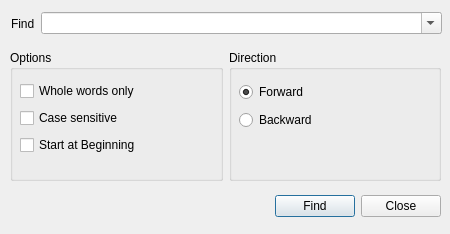
Old version of the form finddialog.ui in the repository orao/texmaker.
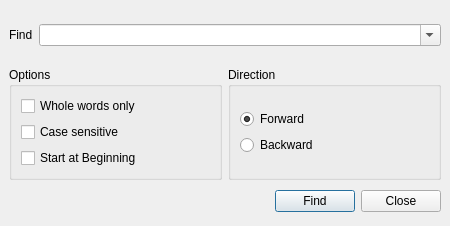
New version of the form.

The edit to the form file:
```diff
--- a/finddialog.ui
+++ b/finddialog.ui
@@ -9,31 +9,20 @@
     <x>0</x>
     <y>0</y>
     <width>450</width>
-    <height>234</height>
+    <height>226</height>
    </rect>
   </property>
   <property name="windowTitle" >
    <string>Find Text</string>
   </property>
-  <widget class="QWidget" name="widget" >
-   <property name="geometry" >
-    <rect>
-     <x>10</x>
-     <y>60</y>
-     <width>401</width>
-     <height>161</height>
-    </rect>
+  <layout class="QGridLayout" >
+   <property name="margin" >
+    <number>9</number>
    </property>
-  </widget>
-  <widget class="QWidget" name="layoutWidget_2" >
-   <property name="geometry" >
-    <rect>
-     <x>10</x>
-     <y>50</y>
-     <width>431</width>
-     <height>131</height>
-    </rect>
+   <property name="spacing" >
+    <number>6</number>
    </property>
+   <item row="1" column="0" >
    <layout class="QHBoxLayout" >
     <property name="margin" >
      <number>0</number>
@@ -46,15 +35,14 @@
       <property name="title" >
        <string>Options</string>
       </property>
-      <widget class="QWidget" name="layoutWidget_3" >
-       <property name="geometry" >
-        <rect>
-         <x>10</x>
-         <y>30</y>
-         <width>191</width>
-         <height>77</height>
-        </rect>
-       </property>
+       <layout class="QGridLayout" >
+        <property name="margin" >
+         <number>9</number>
+        </property>
+        <property name="spacing" >
+         <number>6</number>
+        </property>
+        <item row="0" column="0" >
        <layout class="QVBoxLayout" >
         <property name="margin" >
          <number>0</number>
@@ -84,7 +72,8 @@
          </widget>
         </item>
        </layout>
-      </widget>
+        </item>
+       </layout>
      </widget>
     </item>
     <item>
@@ -92,15 +81,14 @@
       <property name="title" >
        <string>Direction</string>
       </property>
-      <widget class="QWidget" name="layoutWidget_4" >
-       <property name="geometry" >
-        <rect>
-         <x>10</x>
-         <y>30</y>
-         <width>181</width>
-         <height>52</height>
-        </rect>
-       </property>
+       <layout class="QGridLayout" >
+        <property name="margin" >
+         <number>9</number>
+        </property>
+        <property name="spacing" >
+         <number>6</number>
+        </property>
+        <item row="0" column="0" >
        <layout class="QVBoxLayout" >
         <property name="margin" >
          <number>0</number>
@@ -126,71 +114,13 @@
          </widget>
         </item>
        </layout>
-      </widget>
-     </widget>
     </item>
    </layout>
   </widget>
-  <widget class="QWidget" name="layoutWidget" >
-   <property name="geometry" >
-    <rect>
-     <x>11</x>
-     <y>11</y>
-     <width>431</width>
-     <height>25</height>
-    </rect>
-   </property>
-   <layout class="QHBoxLayout" >
-    <property name="margin" >
-     <number>0</number>
-    </property>
-    <property name="spacing" >
-     <number>6</number>
-    </property>
-    <item>
-     <widget class="QLabel" name="label" >
-      <property name="sizePolicy" >
-       <sizepolicy>
-        <hsizetype>1</hsizetype>
-        <vsizetype>3</vsizetype>
-        <horstretch>0</horstretch>
-        <verstretch>0</verstretch>
-       </sizepolicy>
-      </property>
-      <property name="text" >
-       <string>Find</string>
-      </property>
-      <property name="buddy" >
-       <cstring>comboFind</cstring>
-      </property>
-     </widget>
-    </item>
-    <item>
-     <widget class="QComboBox" name="comboFind" >
-      <property name="sizePolicy" >
-       <sizepolicy>
-        <hsizetype>7</hsizetype>
-        <vsizetype>0</vsizetype>
-        <horstretch>0</horstretch>
-        <verstretch>0</verstretch>
-       </sizepolicy>
-      </property>
-      <property name="editable" >
-       <bool>true</bool>
-      </property>
-     </widget>
-    </item>
-   </layout>
-  </widget>
-  <widget class="QWidget" name="layoutWidget_5" >
-   <property name="geometry" >
-    <rect>
-     <x>10</x>
-     <y>190</y>
-     <width>431</width>
-     <height>33</height>
-    </rect>
-   </property>
+     </item>
+    </layout>
+   </item>
+   <item row="2" column="0" >
    <layout class="QHBoxLayout" >
     <property name="margin" >
      <number>0</number>
@@ -226,9 +156,52 @@
      </widget>
     </item>
    </layout>
-  </widget>
- </widget>
- <pixmapfunction></pixmapfunction>
+   </item>
+   <item row="0" column="0" >
+    <layout class="QHBoxLayout" >
+     <property name="margin" >
+      <number>0</number>
+     </property>
+     <property name="spacing" >
+      <number>6</number>
+     </property>
+     <item>
+      <widget class="QLabel" name="label" >
+       <property name="sizePolicy" >
+        <sizepolicy>
+         <hsizetype>1</hsizetype>
+         <vsizetype>3</vsizetype>
+         <horstretch>0</horstretch>
+         <verstretch>0</verstretch>
+        </sizepolicy>
+       </property>
+       <property name="text" >
+        <string>Find</string>
+       </property>
+       <property name="buddy" >
+        <cstring>comboFind</cstring>
+       </property>
+      </widget>
+     </item>
+     <item>
+      <widget class="QComboBox" name="comboFind" >
+       <property name="sizePolicy" >
+        <sizepolicy>
+         <hsizetype>7</hsizetype>
+         <vsizetype>0</vsizetype>
+         <horstretch>0</horstretch>
+         <verstretch>0</verstretch>
+        </sizepolicy>
+       </property>
+       <property name="editable" >
+        <bool>true</bool>
+       </property>
+      </widget>
+     </item>
+    </layout>
+   </item>
+  </layout>
+ </widget>
  <tabstops>
   <tabstop>comboFind</tabstop>
   <tabstop>checkWords</tabstop>
```
Left out of the diff: 3 changed lines with no effect on the pictures. Lines whose indentation alone changed are shown as unchanged.
